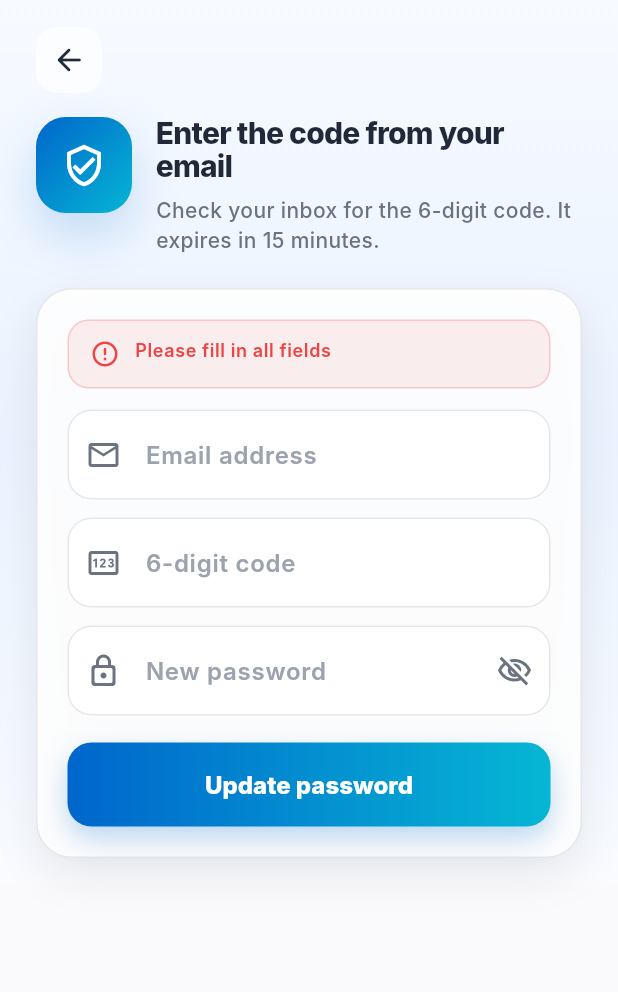
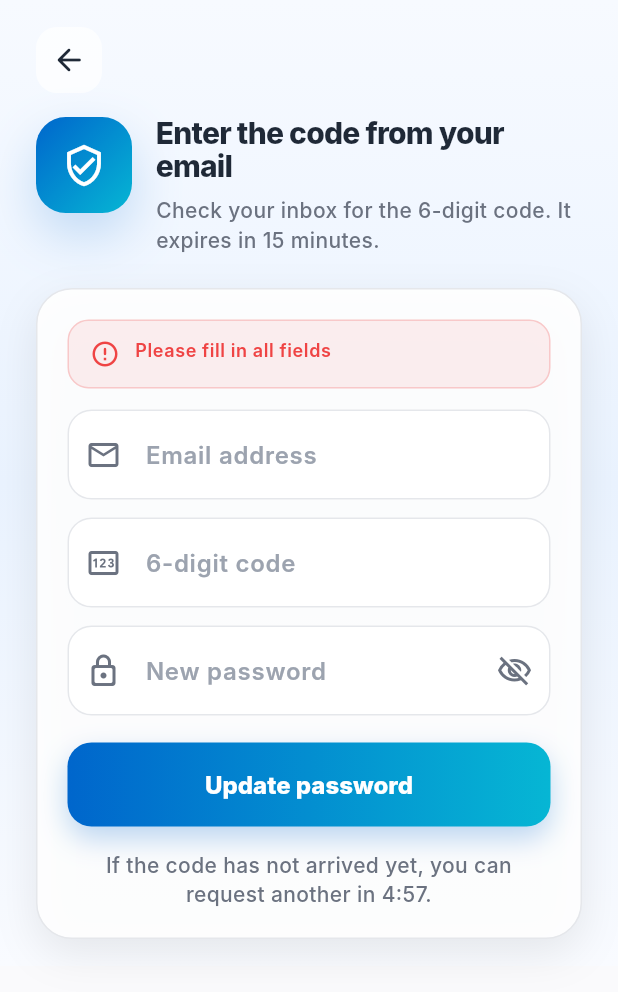
Before and after one commit to CycloRoute/cycloroute-mobile, a Flutter app: the ResetPasswordScreen screen opened by its route, after a tap on "Update password", on a phone screen of 412 x 824 dp. Shown: the top 992 px of the screen. Run offline on Flutter 3.47's test engine with Material 3 defaults, Android fonts, the phone set to English and light mode, and no system bars; drawn by our look-alikes of flutter_animate; our stand-ins replace flutter_compass, flutter_dotenv, flutter_map, flutter_secure_storage, flutter_tts, geolocator and 5 more; missing offline and left inert: audio_session, dart:html; accounts and stored records are empty; Roboto replaces fonts that are missing (Inter).

Commit message:
Let the reset screen resend a code after five minutes without breaking the web map.

```diff
--- a/lib/features/auth/presentation/screens/reset_password_screen.dart
+++ b/lib/features/auth/presentation/screens/reset_password_screen.dart
@@ -1,3 +1,5 @@
+import 'dart:async';
+
 import 'package:flutter/material.dart';
 import 'package:cyclerisk/core/l10n/localize_api_error.dart';
 import 'package:cyclerisk/core/l10n/l10n.dart';
@@ -8,12 +10,24 @@ import 'package:cyclerisk/core/theme/app_colors.dart';
 import 'package:cyclerisk/features/auth/presentation/widgets/auth_flow_widgets.dart';
 
 class ResetPasswordScreen extends StatefulWidget {
-  const ResetPasswordScreen({super.key, this.initialEmail});
+  const ResetPasswordScreen({
+    super.key,
+    this.initialEmail,
+    this.resendCooldown = const Duration(minutes: 5),
+  });
 
   final String? initialEmail;
+  final Duration resendCooldown;
 
   @override
   State<ResetPasswordScreen> createState() => _ResetPasswordScreenState();
+}
+
+String formatResendCountdown(Duration remaining) {
+  final totalSeconds = remaining.inSeconds;
+  final minutes = totalSeconds ~/ 60;
+  final seconds = (totalSeconds % 60).toString().padLeft(2, '0');
+  return '$minutes:$seconds';
 }
 
 class _ResetPasswordScreenState extends State<ResetPasswordScreen> {
@@ -22,7 +36,10 @@ class _ResetPasswordScreenState extends State<ResetPasswordScreen> {
   late final TextEditingController _passwordController;
   bool _obscurePassword = true;
   bool _isLoading = false;
+  bool _isResending = false;
   String? _errorMessage;
+  Timer? _resendTicker;
+  late int _resendSecondsLeft;
 
   @override
   void initState() {
@@ -30,14 +47,66 @@ class _ResetPasswordScreenState extends State<ResetPasswordScreen> {
     _emailController = TextEditingController(text: widget.initialEmail ?? '');
     _codeController = TextEditingController();
     _passwordController = TextEditingController();
+    _startResendCooldown();
   }
 
   @override
   void dispose() {
+    _resendTicker?.cancel();
     _emailController.dispose();
     _codeController.dispose();
     _passwordController.dispose();
     super.dispose();
+  }
+
+  void _startResendCooldown() {
+    _resendSecondsLeft = widget.resendCooldown.inSeconds;
+    _resendTicker?.cancel();
+    if (_resendSecondsLeft <= 0) return;
+    _resendTicker = Timer.periodic(const Duration(seconds: 1), (_) {
+      if (!mounted) return;
+      setState(() {
+        if (_resendSecondsLeft > 0) {
+          _resendSecondsLeft -= 1;
+        }
+      });
+      if (_resendSecondsLeft == 0) {
+        _resendTicker?.cancel();
+      }
+    });
+  }
+
+  Future<void> _resendCode() async {
+    final l10n = appL10n(context);
+    final email = _emailController.text.trim();
+    if (email.isEmpty) {
+      setState(() => _errorMessage = l10n.fillAllFields);
+      return;
+    }
+
+    setState(() {
+      _isResending = true;
+      _errorMessage = null;
+    });
+
+    final message = await context.read<AuthProvider>().forgotPassword(email);
+
+    if (!mounted) return;
+
+    if (message == null) {
+      final lastError = context.read<AuthProvider>().lastApiError;
+      setState(() {
+        _isResending = false;
+        _errorMessage = localizeAuthError(l10n, lastError) ?? l10n.resetFailed;
+      });
+      return;
+    }
+
+    setState(() => _isResending = false);
+    _startResendCooldown();
+    ScaffoldMessenger.of(context).showSnackBar(
+      SnackBar(content: Text(l10n.resendResetCodeSent)),
+    );
   }
 
   Future<void> _submit() async {
@@ -165,6 +234,43 @@ class _ResetPasswordScreenState extends State<ResetPasswordScreen> {
                         isLoading: _isLoading,
                         onPressed: _isLoading ? null : _submit,
                       ),
+                      const SizedBox(height: 16),
+                      if (_resendSecondsLeft > 0)
+                        Text(
+                          l10n.resendCodeWait(
+                            formatResendCountdown(
+                              Duration(seconds: _resendSecondsLeft),
+                            ),
+                          ),
+                          textAlign: TextAlign.center,
+                          style: const TextStyle(
+                            color: AppColors.textSecondary,
+                            height: 1.35,
+                          ),
+                        )
+                      else
+                        OutlinedButton(
+                          onPressed: _isResending || _isLoading
+                              ? null
+                              : _resendCode,
+                          style: OutlinedButton.styleFrom(
+                            foregroundColor: AppColors.primary,
+                            side: const BorderSide(color: AppColors.primary),
+                            padding: const EdgeInsets.symmetric(vertical: 14),
+                            shape: RoundedRectangleBorder(
+                              borderRadius: BorderRadius.circular(16),
+                            ),
+                          ),
+                          child: _isResending
+                              ? const SizedBox(
+                                  width: 22,
+                                  height: 22,
+                                  child: CircularProgressIndicator(
+                                    strokeWidth: 2.2,
+                                  ),
+                                )
+                              : Text(l10n.resendResetCode),
+                        ),
                     ],
                   ),
                 ),
--- a/lib/l10n/app_en.arb
+++ b/lib/l10n/app_en.arb
@@ -110,6 +110,14 @@
   "resetPasswordTitle": "Reset password",
   "enterCodeFromEmail": "Enter the code from your email",
   "resetCodeHint": "Check your inbox for the 6-digit code. It expires in 15 minutes.",
+  "resendCodeWait": "If the code has not arrived yet, you can request another in {time}.",
+  "@resendCodeWait": {
+    "placeholders": {
+      "time": {"type": "String"}
+    }
+  },
+  "resendResetCode": "Resend code",
+  "resendResetCodeSent": "We sent another code. Check your spam folder too.",
   "sixDigitCode": "6-digit code",
   "newPassword": "New password",
   "updatePassword": "Update password",
--- a/lib/l10n/app_localizations.dart
+++ b/lib/l10n/app_localizations.dart
@@ -698,6 +698,24 @@ abstract class AppLocalizations {
   /// **'Check your inbox for the 6-digit code. It expires in 15 minutes.'**
   String get resetCodeHint;
 
+  /// No description provided for @resendCodeWait.
+  ///
+  /// In en, this message translates to:
+  /// **'If the code has not arrived yet, you can request another in {time}.'**
+  String resendCodeWait(String time);
+
+  /// No description provided for @resendResetCode.
+  ///
+  /// In en, this message translates to:
+  /// **'Resend code'**
+  String get resendResetCode;
+
+  /// No description provided for @resendResetCodeSent.
+  ///
+  /// In en, this message translates to:
+  /// **'We sent another code. Check your spam folder too.'**
+  String get resendResetCodeSent;
+
   /// No description provided for @sixDigitCode.
   ///
   /// In en, this message translates to:
--- a/lib/l10n/app_localizations_en.dart
+++ b/lib/l10n/app_localizations_en.dart
@@ -321,6 +321,18 @@ class AppLocalizationsEn extends AppLocalizations {
   @override
   String get resetCodeHint =>
       'Check your inbox for the 6-digit code. It expires in 15 minutes.';
+
+  @override
+  String resendCodeWait(String time) {
+    return 'If the code has not arrived yet, you can request another in $time.';
+  }
+
+  @override
+  String get resendResetCode => 'Resend code';
+
+  @override
+  String get resendResetCodeSent =>
+      'We sent another code. Check your spam folder too.';
 
   @override
   String get sixDigitCode => '6-digit code';
```
Also changed, not shown: lib/features/map/presentation/widgets/cyclo_map.dart (+9 -1 lines), lib/l10n/app_es.arb (+8 -0 lines), lib/l10n/app_localizations_es.dart (+12 -0 lines), 1 other file.
